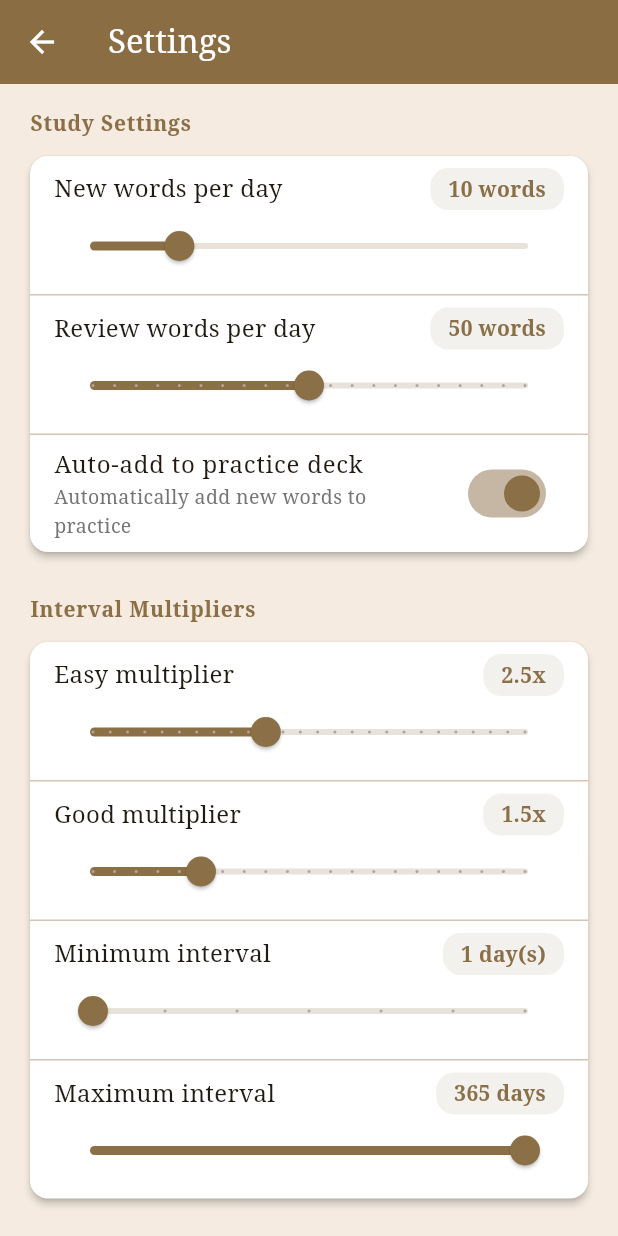
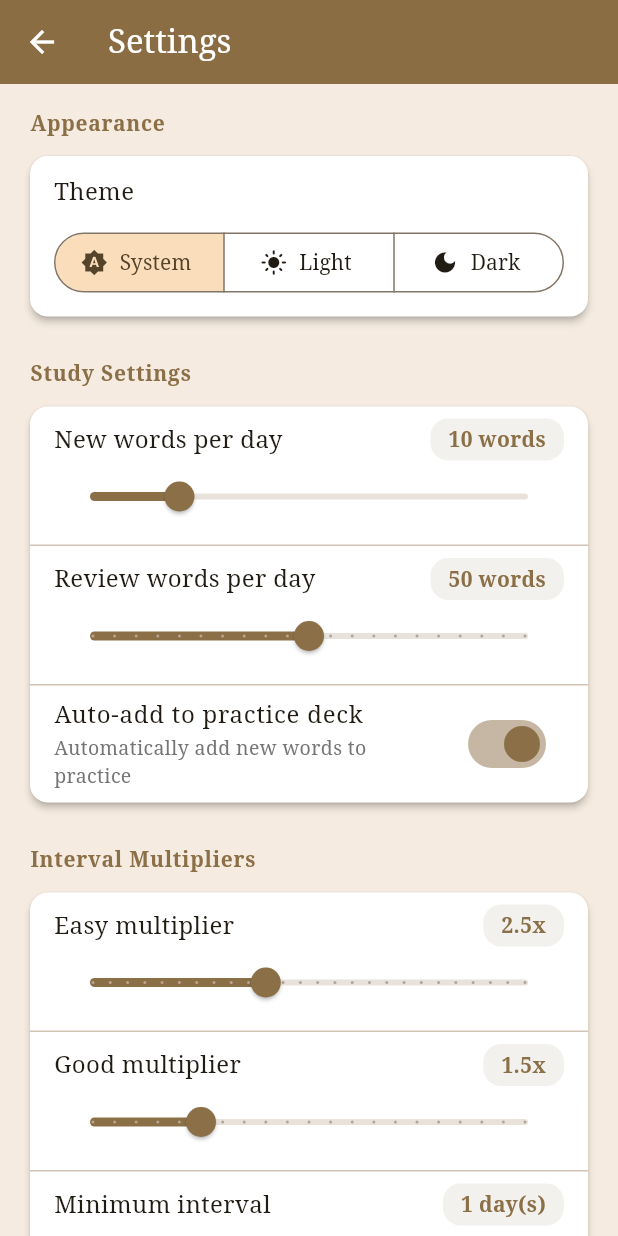
Before and after one commit to HotPocket1177/language-learning-app, a Flutter app: the SettingsScreen screen opened directly, on a phone screen of 412 x 824 dp. Run offline on Flutter 3.47's test engine with Material 3 defaults, Android fonts, the phone set to English and light mode, and no system bars; our stand-ins replace shared_preferences, supabase_flutter; accounts and stored records are empty; network calls fail.

Commit message:
overhaul +1 (darkmode, cozy feels, extr.)

```diff
--- /dev/null
+++ b/lib/providers/theme_provider.dart
@@ -0,0 +1,31 @@
+import 'package:flutter/material.dart';
+import 'package:shared_preferences/shared_preferences.dart';
+
+/// Holds the user's theme preference (light / dark / follow system) and
+/// persists it locally. Provided above [MaterialApp] so changes rebuild the app.
+class ThemeProvider extends ChangeNotifier {
+  static const _key = 'theme_mode';
+
+  ThemeMode _mode = ThemeMode.system;
+  ThemeMode get mode => _mode;
+
+  /// Load the saved preference. Safe to call before the first frame.
+  Future<void> load() async {
+    final prefs = await SharedPreferences.getInstance();
+    final saved = prefs.getString(_key);
+    _mode = switch (saved) {
+      'light' => ThemeMode.light,
+      'dark' => ThemeMode.dark,
+      _ => ThemeMode.system,
+    };
+    notifyListeners();
+  }
+
+  Future<void> setMode(ThemeMode mode) async {
+    if (_mode == mode) return;
+    _mode = mode;
+    notifyListeners();
+    final prefs = await SharedPreferences.getInstance();
+    await prefs.setString(_key, mode.name);
+  }
+}
--- a/lib/screens/auth/sign_in_screen.dart
+++ b/lib/screens/auth/sign_in_screen.dart
@@ -123,7 +123,6 @@ class _SignInScreenState extends State<SignInScreen> {
   @override
   Widget build(BuildContext context) {
     return Scaffold(
-      backgroundColor: const Color(0xFFF5EBE0),
       appBar: AppBar(
         title: const Text('Sign In'),
         backgroundColor: const Color(0xFF8b6f47),
--- a/lib/screens/auth/sign_up_screen.dart
+++ b/lib/screens/auth/sign_up_screen.dart
@@ -87,7 +87,6 @@ class _SignUpScreenState extends State<SignUpScreen> {
   @override
   Widget build(BuildContext context) {
     return Scaffold(
-      backgroundColor: const Color(0xFFF5EBE0),
       appBar: AppBar(
         title: const Text('Create Account'),
         backgroundColor: const Color(0xFF8b6f47),
--- a/lib/screens/auth/welcome_screen.dart
+++ b/lib/screens/auth/welcome_screen.dart
@@ -48,7 +48,6 @@ class _WelcomeScreenState extends State<WelcomeScreen> {
     final welcomeMsg = kumaService.welcomeMessage;
 
     return Scaffold(
-      backgroundColor: const Color(0xFFF5EBE0),
       body: SafeArea(
         child: Center(
           child: SingleChildScrollView(
--- a/lib/screens/kanji_screen.dart
+++ b/lib/screens/kanji_screen.dart
@@ -275,7 +275,7 @@ class _DetailRow extends StatelessWidget {
     return Container(
       padding: const EdgeInsets.all(12),
       decoration: BoxDecoration(
-        color: const Color(0xFFF5EBE0),
+        color: Theme.of(context).colorScheme.primary.withValues(alpha: 0.08),
         borderRadius: BorderRadius.circular(8),
         border: Border.all(
           color: const Color(0xFF8b6f47).withValues(alpha: 0.3),
--- a/lib/screens/language_selector_screen.dart
+++ b/lib/screens/language_selector_screen.dart
@@ -11,7 +11,6 @@ class LanguageSelectorScreen extends StatelessWidget {
   @override
   Widget build(BuildContext context) {
     return Scaffold(
-      backgroundColor: const Color(0xFFF5EBE0),
       body: SafeArea(
         child: Padding(
           padding: const EdgeInsets.all(24.0),
@@ -138,7 +137,10 @@ class _LanguageCard extends StatelessWidget {
                       language.nativeName,
                       style: TextStyle(
                         fontSize: 16,
-                        color: const Color(0xFF4a4a4a).withValues(alpha: 0.7),
+                        color: Theme.of(context)
+                            .colorScheme
+                            .onSurface
+                            .withValues(alpha: 0.7),
                       ),
                     ),
                   ],
--- a/lib/screens/settings_screen.dart
+++ b/lib/screens/settings_screen.dart
@@ -1,6 +1,7 @@
 import 'package:flutter/material.dart';
 import 'package:provider/provider.dart';
 import '../providers/study_provider.dart';
+import '../providers/theme_provider.dart';
 import '../models/user_settings.dart';
 import '../services/kuma_service.dart';
 import 'tutorial_screen.dart';
@@ -95,6 +96,9 @@ class _SettingsScreenState extends State<SettingsScreen> {
           : ListView(
               padding: const EdgeInsets.all(16),
               children: [
+                _buildSectionHeader('Appearance'),
+                _buildCard([_buildThemeSelector()]),
+                const SizedBox(height: 24),
                 _buildSectionHeader('Study Settings'),
                 _buildCard([
                   _buildSliderTile(
@@ -285,6 +289,50 @@ class _SettingsScreenState extends State<SettingsScreen> {
     );
   }
 
+  Widget _buildThemeSelector() {
+    final themeProvider = context.watch<ThemeProvider>();
+    return Padding(
+      padding: const EdgeInsets.symmetric(horizontal: 16, vertical: 12),
+      child: Column(
+        crossAxisAlignment: CrossAxisAlignment.start,
+        children: [
+          const Text(
+            'Theme',
+            style: TextStyle(fontSize: 16, fontWeight: FontWeight.w500),
+          ),
+          const SizedBox(height: 12),
+          SizedBox(
+            width: double.infinity,
+            child: SegmentedButton<ThemeMode>(
+              segments: const [
+                ButtonSegment(
+                  value: ThemeMode.system,
+                  label: Text('System'),
+                  icon: Icon(Icons.brightness_auto),
+                ),
+                ButtonSegment(
+                  value: ThemeMode.light,
+                  label: Text('Light'),
+                  icon: Icon(Icons.light_mode),
+                ),
+                ButtonSegment(
+                  value: ThemeMode.dark,
+                  label: Text('Dark'),
+                  icon: Icon(Icons.dark_mode),
+                ),
+              ],
+              selected: {themeProvider.mode},
+              showSelectedIcon: false,
+              onSelectionChanged: (selection) {
+                themeProvider.setMode(selection.first);
+              },
+            ),
+          ),
+        ],
+      ),
+    );
+  }
+
   Widget _buildSectionHeader(String title) {
     return Padding(
       padding: const EdgeInsets.only(left: 4, bottom: 8),
--- /dev/null
+++ b/lib/theme/app_theme.dart
@@ -0,0 +1,117 @@
+import 'package:flutter/material.dart';
+
+/// Brand colors that stay constant across themes, plus the per-mode surfaces.
+///
+/// The app's identity is warm and cozy: a soft brown on cream in light mode,
+/// and the same brown family on a "lamp-lit" warm dark brown in dark mode.
+class BrandColors {
+  // Core identity
+  static const Color primary = Color(0xFF8b6f47); // warm brown
+  static const Color primaryDark = Color(0xFF6f583a);
+
+  // Light mode
+  static const Color cream = Color(0xFFF5EBE0); // scaffold bg
+  static const Color lightSurface = Colors.white; // cards
+  static const Color lightText = Color(0xFF4a4a4a);
+
+  // Dark mode ("lamp-lit" — warm, never pure black)
+  static const Color darkBg = Color(0xFF1E1813); // scaffold bg
+  static const Color darkSurface = Color(0xFF2A221B); // cards
+  static const Color darkPrimary = Color(0xFFC9A876); // lighter tan accent
+  static const Color darkText = Color(0xFFEAE0D2); // warm off-white
+}
+
+/// Centralized light + dark themes. Built from the original inline theme in
+/// main.dart so the light look is unchanged.
+class AppTheme {
+  AppTheme._();
+
+  static ThemeData get light {
+    const seed = BrandColors.primary;
+    return ThemeData(
+      brightness: Brightness.light,
+      primaryColor: seed,
+      scaffoldBackgroundColor: BrandColors.cream,
+      colorScheme: ColorScheme.fromSeed(
+        seedColor: seed,
+        brightness: Brightness.light,
+        surface: BrandColors.cream,
+      ),
+      fontFamily: 'serif',
+      appBarTheme: const AppBarTheme(
+        backgroundColor: seed,
+        foregroundColor: Colors.white,
+        elevation: 2,
+      ),
+      cardTheme: _cardTheme(BrandColors.lightSurface, seed),
+      elevatedButtonTheme: _buttonTheme(seed),
+      textTheme: _textTheme(headingColor: seed, bodyColor: BrandColors.lightText),
+    );
+  }
+
+  static ThemeData get dark {
+    const accent = BrandColors.darkPrimary;
+    return ThemeData(
+      brightness: Brightness.dark,
+      primaryColor: accent,
+      scaffoldBackgroundColor: BrandColors.darkBg,
+      colorScheme: ColorScheme.fromSeed(
+        seedColor: BrandColors.primary,
+        brightness: Brightness.dark,
+        surface: BrandColors.darkSurface,
+        primary: accent,
+      ),
+      fontFamily: 'serif',
+      appBarTheme: const AppBarTheme(
+        backgroundColor: BrandColors.darkSurface,
+        foregroundColor: BrandColors.darkText,
+        elevation: 2,
+      ),
+      cardTheme: _cardTheme(BrandColors.darkSurface, accent),
+      elevatedButtonTheme: _buttonTheme(accent, onColor: const Color(0xFF1E1813)),
+      textTheme:
+          _textTheme(headingColor: accent, bodyColor: BrandColors.darkText),
+    );
+  }
+
+  // ---- Shared builders ----
+
+  static CardThemeData _cardTheme(Color color, Color border) => CardThemeData(
+        color: color,
+        elevation: 3,
+        shape: RoundedRectangleBorder(
+          borderRadius: BorderRadius.circular(12),
+          side: BorderSide(color: border.withValues(alpha: 0.3), width: 1),
+        ),
+      );
+
+  static ElevatedButtonThemeData _buttonTheme(Color bg,
+          {Color onColor = Colors.white}) =>
+      ElevatedButtonThemeData(
+        style: ElevatedButton.styleFrom(
+          backgroundColor: bg,
+          foregroundColor: onColor,
+          elevation: 2,
+          padding: const EdgeInsets.symmetric(horizontal: 24, vertical: 12),
+          shape: RoundedRectangleBorder(
+            borderRadius: BorderRadius.circular(8),
+          ),
+        ),
+      );
+
+  static TextTheme _textTheme(
+          {required Color headingColor, required Color bodyColor}) =>
+      TextTheme(
+        headlineLarge: TextStyle(
+          fontSize: 32,
+          fontWeight: FontWeight.bold,
+          color: headingColor,
+        ),
+        headlineMedium: TextStyle(
+          fontSize: 24,
+          fontWeight: FontWeight.bold,
+          color: headingColor,
+        ),
+        bodyLarge: TextStyle(fontSize: 16, color: bodyColor),
+      );
+}
```
Also changed, not shown: lib/main.dart (+18 -60 lines).
